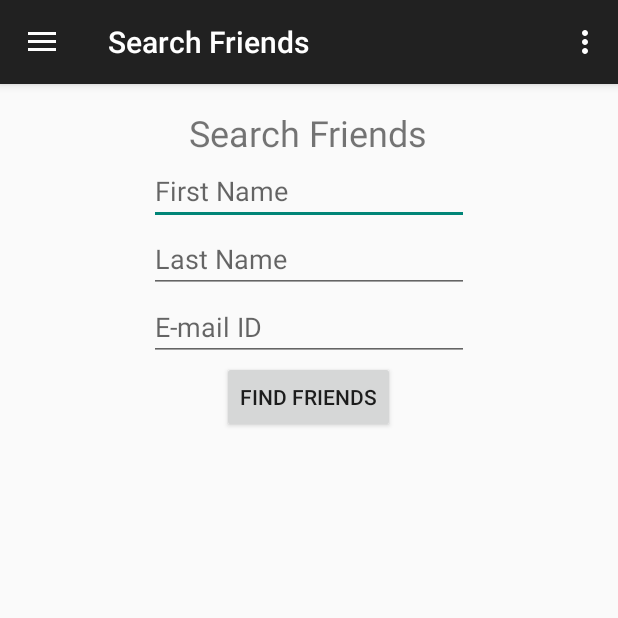
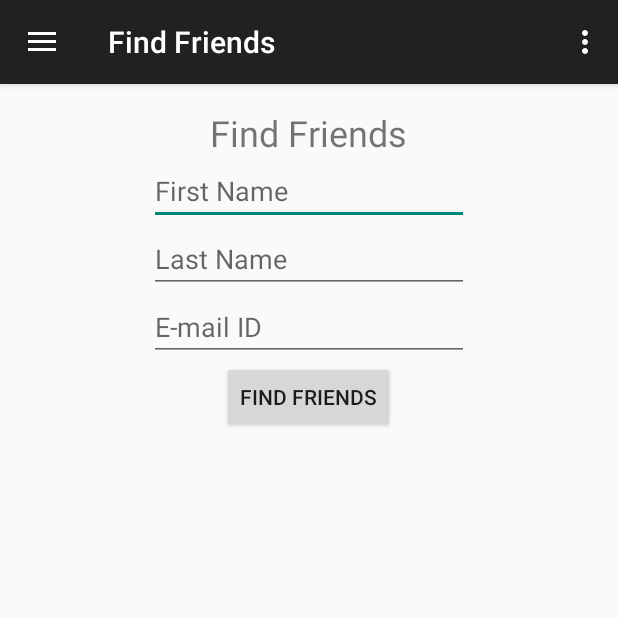
Before and after one commit to jessrosenfield/2340, an Android app: the FriendSearch screen opened directly, with no data from a screen before it, on a phone screen of 412 x 824 dp, the top half of it. Run offline under Robolectric (Android 15) with nearby library versions, the phone set to English and light mode, and no system bars; libraries missing offline, so code that uses them is left out: com.firebase.client; 2 statements that could not run were skipped.

```diff
--- a/app/src/main/java/com/gatech/objectsanddesign/shoppingwithfriends/MainActivity.java
+++ b/app/src/main/java/com/gatech/objectsanddesign/shoppingwithfriends/MainActivity.java
@@ -71,6 +71,7 @@ public class MainActivity extends ActionBarActivity {
                 public void onClick(View v) {
                     Intent i = new Intent(getActivity(), LoginActivity.class);
                     startActivity(i);
+                    getActivity().finish();
                 }
             });
 
--- a/app/src/main/res/layout/fragment_application_screen.xml
+++ b/app/src/main/res/layout/fragment_application_screen.xml
@@ -17,7 +17,7 @@
         style="?android:attr/buttonStyleSmall"
         android:layout_width="wrap_content"
         android:layout_height="wrap_content"
-        android:text="@string/search_friends"
+        android:text="@string/find_friends"
         android:id="@+id/search_friends"
         android:layout_below="@+id/welcome"
         android:layout_centerHorizontal="true"
--- a/app/src/main/res/layout/fragment_friend_search.xml
+++ b/app/src/main/res/layout/fragment_friend_search.xml
@@ -6,7 +6,7 @@
     android:paddingBottom="@dimen/activity_vertical_margin"
     tools:context="com.gatech.objectsanddesign.shoppingwithfriends.FriendSearch$PlaceholderFragment">
 
-    <TextView android:text="@string/search_friends" android:layout_width="wrap_content"
+    <TextView android:text="@string/find_friends" android:layout_width="wrap_content"
         android:layout_height="wrap_content"
         android:id="@+id/search_friends"
         android:textSize="@dimen/abc_text_size_headline_material"
--- a/app/src/main/res/values/strings.xml
+++ b/app/src/main/res/values/strings.xml
@@ -4,7 +4,7 @@
     <string name="title_activity_main">Shopping With Friends</string>
     <string name="title_activity_application_screen">Shopping With Friends</string>
     <string name="title_activity_register">Register</string>
-    <string name="title_activity_friend_search">Search Friends</string>
+    <string name="title_activity_friend_search">Find Friends</string>
     <string name="title_activity_friend_list">Your Friends</string>
     <string name="title_activity_login">Login</string>
     <string name="app_name">ShoppingWithFriends</string>
@@ -12,7 +12,6 @@
     <string name="action_settings">Settings</string>
     <string name="welcome">Welcome to Shopping With Friends</string>
     <string name="error_account_exists">There already exists an account under this email</string>
-    <string name="search_friends">Search Friends</string>
     <string name="find_friends">Find Friends</string>
     <string name="list_friends">List Friends</string>
     <string name="firebase">https://2340.firebasio.com</string>
--- a/app/src/main/res/values/strings_activity_navigation.xml
+++ b/app/src/main/res/values/strings_activity_navigation.xml
@@ -2,9 +2,9 @@
 <resources>
     <string-array name="navigation_drawer_list">
         <item>Home</item>
-        <item>Find Friends</item>
-        <item>Friends</item>
-        <item>Logout</item>
+        <item>@string/find_friends</item>
+        <item>@string/list_friends</item>
+        <item>@string/logout</item>
     </string-array>
 
     <string name="drawer_open">Open</string>
```
Also changed, not shown: app/src/main/AndroidManifest.xml (+4 -5 lines), app/src/main/java/com/gatech/objectsanddesign/shoppingwithfriends/ApplicationScreen.java (+7 -0 lines), app/src/main/java/com/gatech/objectsanddesign/shoppingwithfriends/NavigationActivity.java (+10 -9 lines).
